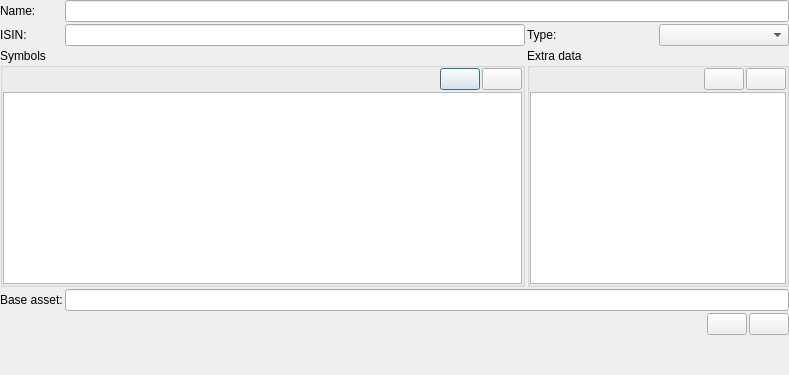
titov-vv/jal, file jal/ui/asset_dlg.ui: the form before one commit.
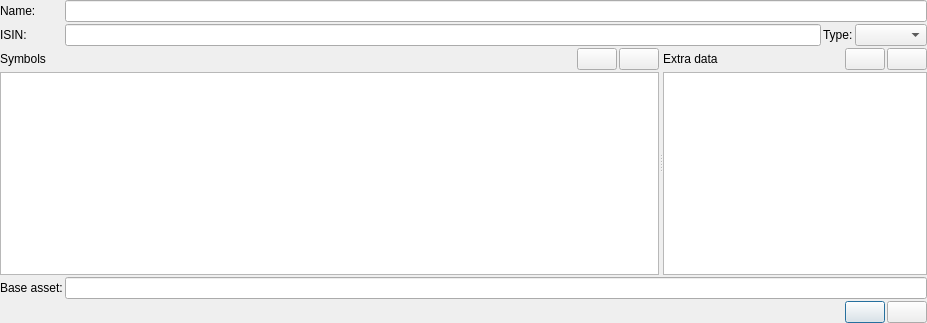
The form after the commit. Custom widgets are drawn as their Qt base class.

Commit message: AbstractReferenceListModel and SqlTreeModel were moved to separate file SymbolsListModel in Assets dialog was re-created based on AbstractReferenceListModel Assets dialog GUI layout was improved

```diff
--- a/jal/ui/asset_dlg.ui
+++ b/jal/ui/asset_dlg.ui
@@ -9,8 +9,8 @@
    <rect>
     <x>0</x>
     <y>0</y>
-    <width>789</width>
-    <height>375</height>
+    <width>927</width>
+    <height>323</height>
    </rect>
   </property>
   <property name="windowTitle">
@@ -35,15 +35,19 @@
    <property name="spacing">
     <number>2</number>
    </property>
-   <item row="1" column="2">
-    <widget class="QLabel" name="TypeLbl">
+   <item row="1" column="0">
+    <widget class="QLabel" name="isinLbl">
      <property name="text">
-      <string>Type:</string>
+      <string>ISIN:</string>
      </property>
     </widget>
    </item>
-   <item row="1" column="3">
-    <widget class="AssetTypeCombo" name="TypeCombo"/>
+   <item row="4" column="0">
+    <widget class="QLabel" name="BaseLbl">
+     <property name="text">
+      <string>Base asset:</string>
+     </property>
+    </widget>
    </item>
    <item row="0" column="0">
     <widget class="QLabel" name="NameLbl">
@@ -55,33 +59,129 @@
    <item row="1" column="1">
     <widget class="QLineEdit" name="isinEdit"/>
    </item>
+   <item row="1" column="2">
+    <widget class="QLabel" name="TypeLbl">
+     <property name="text">
+      <string>Type:</string>
+     </property>
+    </widget>
+   </item>
    <item row="0" column="1" colspan="3">
     <widget class="QLineEdit" name="NameEdit"/>
    </item>
-   <item row="1" column="0">
-    <widget class="QLabel" name="isinLbl">
-     <property name="text">
-      <string>ISIN:</string>
-     </property>
-    </widget>
+   <item row="4" column="1" colspan="3">
+    <widget class="QLineEdit" name="BaseAssetEdit"/>
    </item>
-   <item row="9" column="2">
-    <spacer name="verticalSpacer">
+   <item row="1" column="3">
+    <widget class="AssetTypeCombo" name="TypeCombo"/>
+   </item>
+   <item row="9" column="0" colspan="4">
+    <widget class="QFrame" name="ButtonsFrame">
+     <property name="frameShape">
+      <enum>QFrame::NoFrame</enum>
+     </property>
+     <property name="frameShadow">
+      <enum>QFrame::Raised</enum>
+     </property>
+     <layout class="QHBoxLayout" name="horizontalLayout">
+      <property name="spacing">
+       <number>2</number>
+      </property>
+      <property name="leftMargin">
+       <number>0</number>
+      </property>
+      <property name="topMargin">
+       <number>0</number>
+      </property>
+      <property name="rightMargin">
+       <number>0</number>
+      </property>
+      <property name="bottomMargin">
+       <number>0</number>
+      </property>
+      <item>
+       <spacer name="horizontalSpacer">
      <property name="orientation">
-      <enum>Qt::Vertical</enum>
+         <enum>Qt::Horizontal</enum>
      </property>
      <property name="sizeHint" stdset="0">
       <size>
-       <width>20</width>
-       <height>40</height>
+          <width>40</width>
+          <height>20</height>
       </size>
      </property>
     </spacer>
    </item>
-   <item row="2" column="0" colspan="2">
-    <widget class="QGroupBox" name="SymbolsBox">
-     <property name="title">
-      <string>Symbols</string>
+      <item>
+       <widget class="QPushButton" name="CancelButton">
+        <property name="text">
+         <string/>
+        </property>
+       </widget>
+      </item>
+      <item>
+       <widget class="QPushButton" name="OkButton">
+        <property name="text">
+         <string/>
+        </property>
+       </widget>
+      </item>
+     </layout>
+    </widget>
+   </item>
+   <item row="2" column="0" colspan="4">
+    <widget class="QFrame" name="frame">
+     <property name="sizePolicy">
+      <sizepolicy hsizetype="Preferred" vsizetype="Expanding">
+       <horstretch>0</horstretch>
+       <verstretch>0</verstretch>
+      </sizepolicy>
+     </property>
+     <property name="frameShape">
+      <enum>QFrame::NoFrame</enum>
+     </property>
+     <property name="frameShadow">
+      <enum>QFrame::Raised</enum>
+     </property>
+     <layout class="QHBoxLayout" name="horizontalLayout_3">
+      <property name="spacing">
+       <number>2</number>
+      </property>
+      <property name="leftMargin">
+       <number>0</number>
+      </property>
+      <property name="topMargin">
+       <number>0</number>
+      </property>
+      <property name="rightMargin">
+       <number>0</number>
+      </property>
+      <property name="bottomMargin">
+       <number>0</number>
+      </property>
+      <item>
+       <widget class="QSplitter" name="splitter">
+        <property name="sizePolicy">
+         <sizepolicy hsizetype="Expanding" vsizetype="Preferred">
+          <horstretch>0</horstretch>
+          <verstretch>0</verstretch>
+         </sizepolicy>
+        </property>
+        <property name="orientation">
+         <enum>Qt::Horizontal</enum>
+        </property>
+        <widget class="QFrame" name="frame_2">
+         <property name="sizePolicy">
+          <sizepolicy hsizetype="Preferred" vsizetype="Preferred">
+           <horstretch>5</horstretch>
+           <verstretch>0</verstretch>
+          </sizepolicy>
+         </property>
+         <property name="frameShape">
+          <enum>QFrame::NoFrame</enum>
+         </property>
+         <property name="frameShadow">
+          <enum>QFrame::Raised</enum>
      </property>
      <layout class="QVBoxLayout" name="verticalLayout">
       <property name="spacing">
@@ -100,8 +200,14 @@
        <number>0</number>
       </property>
       <item>
-       <widget class="QWidget" name="SymbolsEditWidget" native="true">
-        <layout class="QHBoxLayout" name="horizontalLayout_2">
+           <widget class="QFrame" name="frame_3">
+            <property name="frameShape">
+             <enum>QFrame::NoFrame</enum>
+            </property>
+            <property name="frameShadow">
+             <enum>QFrame::Raised</enum>
+            </property>
+            <layout class="QHBoxLayout" name="horizontalLayout_5">
          <property name="spacing">
           <number>2</number>
          </property>
@@ -117,6 +223,13 @@
          <property name="bottomMargin">
           <number>0</number>
          </property>
+             <item>
+              <widget class="QLabel" name="SymbolsLabel">
+               <property name="text">
+                <string>Symbols</string>
+               </property>
+              </widget>
+             </item>
          <item>
           <spacer name="horizontalSpacer_2">
            <property name="orientation">
@@ -171,18 +284,18 @@
       </item>
      </layout>
     </widget>
-   </item>
-   <item row="3" column="0">
-    <widget class="QLabel" name="BaseLbl">
-     <property name="text">
-      <string>Base asset:</string>
-     </property>
-    </widget>
-   </item>
-   <item row="2" column="2" colspan="2">
-    <widget class="QGroupBox" name="DataBox">
-     <property name="title">
-      <string>Extra data</string>
+        <widget class="QFrame" name="frame_4">
+         <property name="sizePolicy">
+          <sizepolicy hsizetype="Preferred" vsizetype="Preferred">
+           <horstretch>2</horstretch>
+           <verstretch>0</verstretch>
+          </sizepolicy>
+         </property>
+         <property name="frameShape">
+          <enum>QFrame::NoFrame</enum>
+         </property>
+         <property name="frameShadow">
+          <enum>QFrame::Raised</enum>
      </property>
      <layout class="QVBoxLayout" name="verticalLayout_2">
       <property name="spacing">
@@ -201,8 +314,14 @@
        <number>0</number>
       </property>
       <item>
-       <widget class="QWidget" name="DataEditWidget" native="true">
-        <layout class="QHBoxLayout" name="horizontalLayout_3">
+           <widget class="QFrame" name="frame_5">
+            <property name="frameShape">
+             <enum>QFrame::NoFrame</enum>
+            </property>
+            <property name="frameShadow">
+             <enum>QFrame::Raised</enum>
+            </property>
+            <layout class="QHBoxLayout" name="horizontalLayout_2">
          <property name="spacing">
           <number>2</number>
          </property>
@@ -218,6 +337,13 @@
          <property name="bottomMargin">
           <number>0</number>
          </property>
+             <item>
+              <widget class="QLabel" name="DataLbl">
+               <property name="text">
+                <string>Extra data</string>
+               </property>
+              </widget>
+             </item>
          <item>
           <spacer name="horizontalSpacer_3">
            <property name="orientation">
@@ -253,64 +379,11 @@
       </item>
      </layout>
     </widget>
-   </item>
-   <item row="8" column="0" colspan="4">
-    <widget class="QFrame" name="ButtonsFrame">
-     <property name="frameShape">
-      <enum>QFrame::NoFrame</enum>
-     </property>
-     <property name="frameShadow">
-      <enum>QFrame::Raised</enum>
-     </property>
-     <layout class="QHBoxLayout" name="horizontalLayout">
-      <property name="spacing">
-       <number>2</number>
-      </property>
-      <property name="leftMargin">
-       <number>0</number>
-      </property>
-      <property name="topMargin">
-       <number>0</number>
-      </property>
-      <property name="rightMargin">
-       <number>0</number>
-      </property>
-      <property name="bottomMargin">
-       <number>0</number>
-      </property>
-      <item>
-       <spacer name="horizontalSpacer">
-        <property name="orientation">
-         <enum>Qt::Horizontal</enum>
-        </property>
-        <property name="sizeHint" stdset="0">
-         <size>
-          <width>40</width>
-          <height>20</height>
-         </size>
-        </property>
-       </spacer>
-      </item>
-      <item>
-       <widget class="QPushButton" name="CancelButton">
-        <property name="text">
-         <string/>
-        </property>
-       </widget>
-      </item>
-      <item>
-       <widget class="QPushButton" name="OkButton">
-        <property name="text">
-         <string/>
-        </property>
        </widget>
       </item>
      </layout>
     </widget>
    </item>
-   <item row="3" column="1" colspan="3">
-    <widget class="QLineEdit" name="BaseAssetEdit"/>
-   </item>
   </layout>
  </widget>
  <customwidgets>
```
Lines whose indentation alone changed are shown as unchanged. The commit also changes 4 other files.
